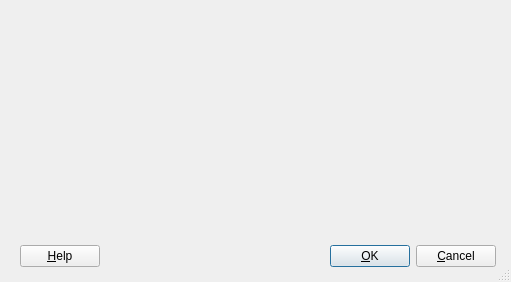
Old version of the form forms/preferences.ui in the repository deckerego/DeskBlocks.
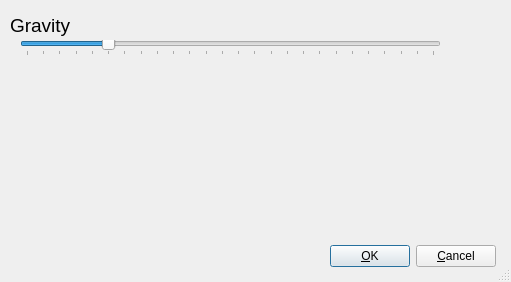
New version of the form. Icons and pictures are not drawn.

Commit message: Gravity slider kinda sorta works

```diff
--- a/forms/preferences.ui
+++ b/forms/preferences.ui
@@ -34,19 +34,6 @@
     <property name="spacing" >
      <number>6</number>
     </property>
-    <item>
-     <widget class="QPushButton" name="buttonHelp" >
-      <property name="text" >
-       <string>&amp;Help</string>
-      </property>
-      <property name="shortcut" >
-       <string>F1</string>
-      </property>
-      <property name="autoDefault" >
-       <bool>true</bool>
-      </property>
-     </widget>
-    </item>
     <item>
      <spacer>
       <property name="orientation" >
@@ -94,6 +81,61 @@
     </item>
    </layout>
   </widget>
+  <widget class="QLabel" name="gravityLabel" >
+   <property name="geometry" >
+    <rect>
+     <x>10</x>
+     <y>10</y>
+     <width>131</width>
+     <height>31</height>
+    </rect>
+   </property>
+   <property name="font" >
+    <font>
+     <pointsize>14</pointsize>
+    </font>
+   </property>
+   <property name="text" >
+    <string>Gravity</string>
+   </property>
+   <property name="textFormat" >
+    <enum>Qt::AutoText</enum>
+   </property>
+   <property name="scaledContents" >
+    <bool>false</bool>
+   </property>
+  </widget>
+  <widget class="QSlider" name="gravitySlider" >
+   <property name="geometry" >
+    <rect>
+     <x>20</x>
+     <y>40</y>
+     <width>421</width>
+     <height>16</height>
+    </rect>
+   </property>
+   <property name="maximum" >
+    <number>50</number>
+   </property>
+   <property name="singleStep" >
+    <number>2</number>
+   </property>
+   <property name="pageStep" >
+    <number>5</number>
+   </property>
+   <property name="value" >
+    <number>10</number>
+   </property>
+   <property name="sliderPosition" >
+    <number>10</number>
+   </property>
+   <property name="orientation" >
+    <enum>Qt::Horizontal</enum>
+   </property>
+   <property name="tickPosition" >
+    <enum>QSlider::TicksBelow</enum>
+   </property>
+  </widget>
  </widget>
  <layoutdefault spacing="6" margin="11" />
  <pixmapfunction>qPixmapFromMimeSource</pixmapfunction>
```
The commit also changes 6 other files.
